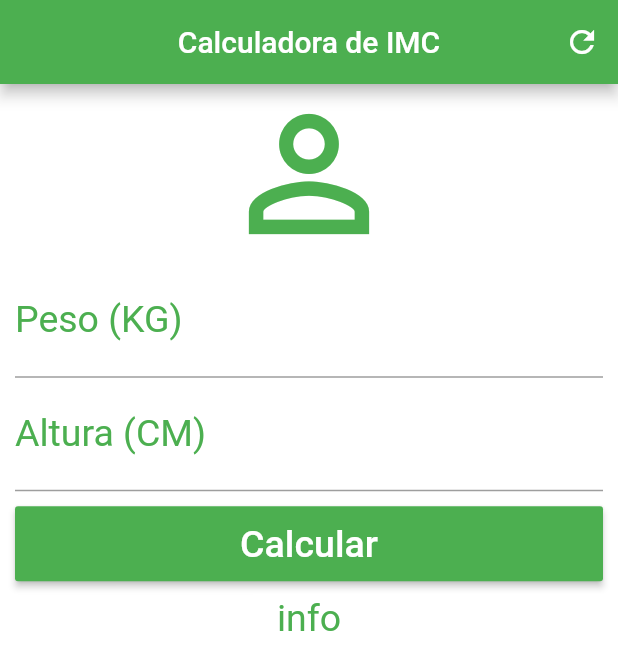
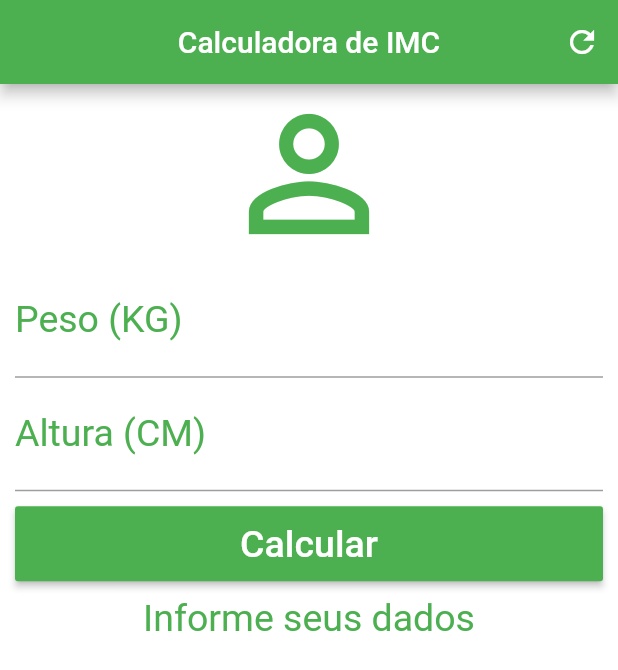
Before and after one commit to mattheusxavier/flutter, a Flutter app: the screen it shows after launch, after a tap on "Calcular", on a phone screen of 412 x 824 dp. Shown: the top 670 px of the screen. Run offline on Flutter 3.47's test engine with Material 2 defaults, Android fonts, the phone set to English and light mode, and no system bars.

Commit message:
Controller e Cálculos

```diff
--- a/calculadora_imc/lib/main.dart
+++ b/calculadora_imc/lib/main.dart
@@ -12,6 +12,39 @@ class Home extends StatefulWidget {
 }
 
 class _HomeState extends State<Home> {
+  TextEditingController weightController = TextEditingController();
+  TextEditingController heightController = TextEditingController();
+
+  String _infoText = "Informe seus dados";
+
+  void _resetFilds() {
+    weightController.text = "";
+    heightController.text = "";
+    _infoText = "Informe seus dados";
+  }
+
+  void _calculate() {
+    setState(() {
+      double weight = double.parse(weightController.text);
+      double height = double.parse(heightController.text) / 100;
+      double imc = weight / (height * height);
+      print(imc);
+      if (imc < 18.6) {
+        _infoText = "Abaixo do Peso (${imc.toStringAsPrecision(3)})";
+      } else if (imc >= 18.6 && imc < 24.9) {
+        _infoText = "Peso Ideal (${imc.toStringAsPrecision(3)})";
+      } else if (imc >= 24.9 && imc < 29.9) {
+        _infoText = "Levemente Acima do Peso (${imc.toStringAsPrecision(3)})";
+      } else if (imc >= 29.9 && imc < 34.9) {
+        _infoText = "Obesidade Grau I (${imc.toStringAsPrecision(3)})";
+      } else if (imc >= 34.9 && imc < 39.9) {
+        _infoText = "Obesidade Grou II (${imc.toStringAsPrecision(3)})";
+      } else if (imc >= 40) {
+        _infoText = "Obesidade Grau III (${imc.toStringAsPrecision(3)})";
+      }
+    });
+  }
+
   @override
   Widget build(BuildContext context) {
     return Scaffold(
@@ -20,7 +53,10 @@ class _HomeState extends State<Home> {
           centerTitle: true,
           backgroundColor: Colors.green,
           actions: <Widget>[
-            IconButton(icon: Icon(Icons.refresh), onPressed: () => {})
+            IconButton(
+              icon: Icon(Icons.refresh),
+              onPressed: _resetFilds,
+            )
           ],
         ),
         backgroundColor: Colors.white,
@@ -41,6 +77,7 @@ class _HomeState extends State<Home> {
                     labelStyle: TextStyle(color: Colors.green)),
                 textAlign: TextAlign.center,
                 style: TextStyle(color: Colors.green, fontSize: 25.0),
+                controller: weightController,
               ),
               TextField(
                 keyboardType: TextInputType.number,
@@ -49,13 +86,14 @@ class _HomeState extends State<Home> {
                     labelStyle: TextStyle(color: Colors.green)),
                 textAlign: TextAlign.center,
                 style: TextStyle(color: Colors.green, fontSize: 25.0),
+                controller: heightController,
               ),
               Padding(
                 padding: EdgeInsets.only(top: 10.0, bottom: 10.0),
                 child: Container(
                   height: 50.0,
                   child: RaisedButton(
-                    onPressed: () => {},
+                    onPressed: _calculate,
                     child: Text(
                       "Calcular",
                       style: TextStyle(color: Colors.white, fontSize: 25.0),
@@ -65,7 +103,7 @@ class _HomeState extends State<Home> {
                 ),
               ),
               Text(
-                "info",
+                _infoText,
                 textAlign: TextAlign.center,
                 style: TextStyle(color: Colors.green, fontSize: 25.0),
               )
```
